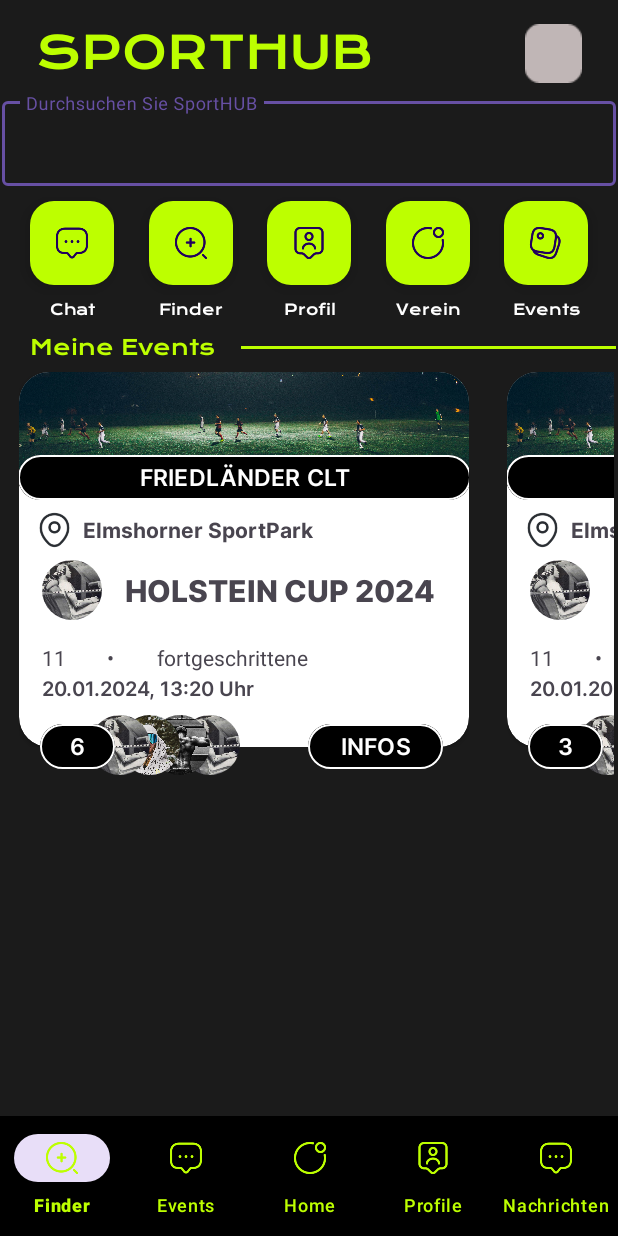
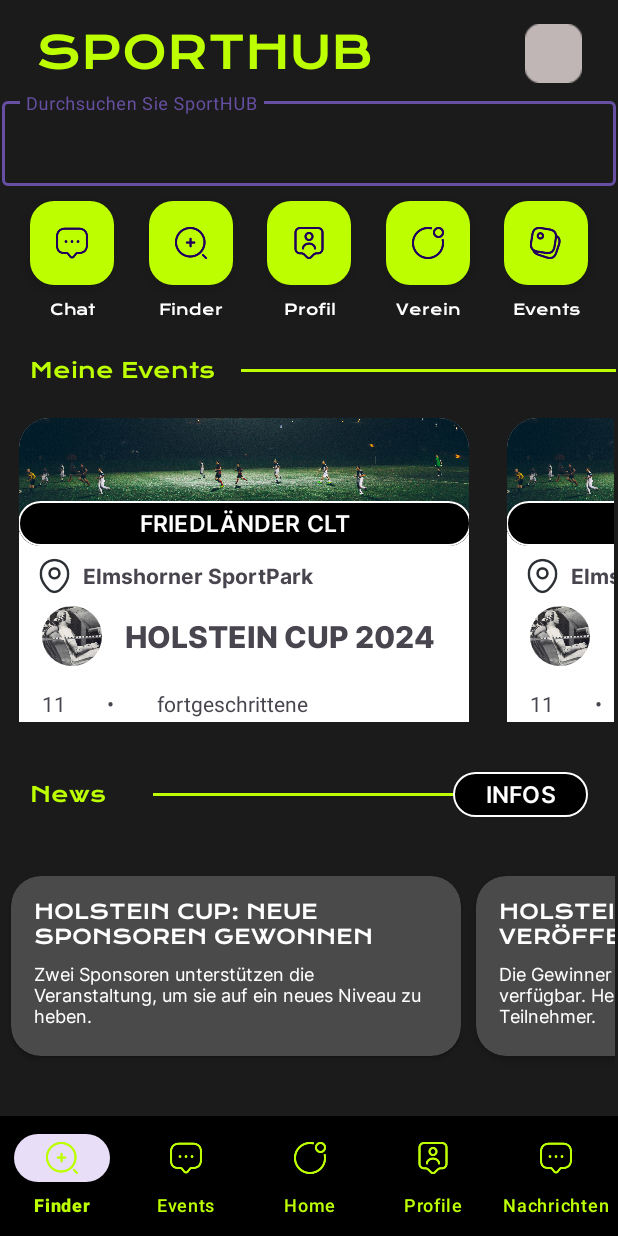
Before and after one commit to LauraNeubauer/SportHUB, an Android app: the screen it shows after launch (MainActivity), on a phone screen of 412 x 824 dp. Run offline under Robolectric (Android 15) with nearby library versions, the phone set to English and light mode, and no system bars.

Commit message:
0.1 - Adapter News / Events (Home) - ExampleData Home: - RV News - RV Events Item: - Design angepasst

```diff
--- a/app/src/main/java/com/example/myapplication/adapter/EventAdapter.kt
+++ b/app/src/main/java/com/example/myapplication/adapter/EventHomeAdapter.kt
@@ -7,21 +7,21 @@ import androidx.recyclerview.widget.RecyclerView
 import com.example.myapplication.databinding.EventsHomeListItemBinding
 import com.example.myapplication.model.Event
 
-class EventAdapter(
+class EventHomeAdapter(
     private val dataset: List<Event>,
-) : RecyclerView.Adapter<EventAdapter.ItemViewHolder>() {
+) : RecyclerView.Adapter<EventHomeAdapter.ItemViewHolder>() {
 
     inner class ItemViewHolder(val binding: EventsHomeListItemBinding) :
         RecyclerView.ViewHolder(binding.root)
 
-    override fun onCreateViewHolder(parent: ViewGroup, viewType: Int): EventAdapter.ItemViewHolder {
+    override fun onCreateViewHolder(parent: ViewGroup, viewType: Int): EventHomeAdapter.ItemViewHolder {
         Log.d("TAG", "Binding des ItemViewHolders") // Verschoben vor der return-Anweisung
         val binding =
             EventsHomeListItemBinding.inflate(LayoutInflater.from(parent.context), parent, false)
         return ItemViewHolder(binding)
     }
 
-    override fun onBindViewHolder(holder: EventAdapter.ItemViewHolder, position: Int) {
+    override fun onBindViewHolder(holder: EventHomeAdapter.ItemViewHolder, position: Int) {
         val item = dataset[position]
         Log.d("TAG", "Adapter hat datenset gezogen")
 
--- /dev/null
+++ b/app/src/main/java/com/example/myapplication/adapter/NewsHomeAdapter.kt
@@ -0,0 +1,39 @@
+package com.example.myapplication.adapter
+
+import android.util.Log
+import android.view.LayoutInflater
+import android.view.ViewGroup
+import androidx.recyclerview.widget.RecyclerView
+import com.example.myapplication.databinding.NewsHomeListItemBinding
+import com.example.myapplication.model.News
+
+class NewsHomeAdapter(
+    private val dataset: List<News>
+) : RecyclerView.Adapter<NewsHomeAdapter.ItemViewHolder>() {
+
+
+    inner class ItemViewHolder(val binding: NewsHomeListItemBinding) :
+        RecyclerView.ViewHolder(binding.root)
+
+    override fun onCreateViewHolder(
+        parent: ViewGroup,
+        viewType: Int
+    ): NewsHomeAdapter.ItemViewHolder {
+        Log.d("TAG", "Binding des ItemViewHolders News")
+        val binding =
+            NewsHomeListItemBinding.inflate(LayoutInflater.from(parent.context), parent, false)
+        return ItemViewHolder(binding)
+    }
+
+    override fun onBindViewHolder(holder: ItemViewHolder, position: Int) {
+        val item = dataset[position]
+        Log.d("TAG", "Adapter hat datenset gezogen")
+
+        holder.binding.newsTitle.text = item.title
+        holder.binding.newsText.text = item.text
+    }
+
+    override fun getItemCount(): Int {
+        return dataset.size
+    }
+}
--- a/app/src/main/java/com/example/myapplication/data/ExampleDatabase.kt
+++ b/app/src/main/java/com/example/myapplication/data/ExampleDatabase.kt
@@ -2,6 +2,7 @@ package com.example.myapplication.data
 
 import com.example.myapplication.R
 import com.example.myapplication.model.Event
+import com.example.myapplication.model.News
 
 class ExampleDatabase {
 
@@ -16,4 +17,19 @@ class ExampleDatabase {
         fun loadEvents() : List<Event>{
             return eventList
         }
+
+    var newsList: List<News> = listOf(
+        News("Holstein Cup: Neue Sponsoren gewonnen", "Zwei Sponsoren unterstützen die Veranstaltung, um sie auf ein neues Niveau zu heben."),
+        News("Holstein Cup Ergebnisse veröffentlicht", "Die Gewinner und Ergebnisse sind jetzt verfügbar. Herzlichen Glückwunsch an alle Teilnehmer."),
+        News("Wichtige Änderung am Veranstaltungsort", "Der Austragungsort des Holstein Cups wurde geändert. Bitte beachten Sie die Aktualisierungen."),
+        News("Holstein Cup: Rekordteilnahme", "Die diesjährige Ausgabe verzeichnet die höchste Teilnehmerzahl. Vielen Dank an die unterstützende Community."),
+        News("Interview mit Holstein Cup Champion", "Exklusives Interview mit dem diesjährigen Gewinner. Erfahren Sie mehr über seine Vorbereitungen und Gefühle."),
+        News("Neue Jugendkategorie beim Holstein Cup", "Die Veranstaltung erweitert das Teilnehmerfeld um eine Jugendkategorie zur Förderung junger Talente."),
+    )
+
+
+    fun loadNews() : List<News> {
+        return newsList
+    }
+
 }
--- /dev/null
+++ b/app/src/main/java/com/example/myapplication/model/News.kt
@@ -0,0 +1,7 @@
+package com.example.myapplication.model
+
+class News(
+    var title: String,
+    var text: String
+) {
+}
--- a/app/src/main/java/com/example/myapplication/ui/HomeFragment.kt
+++ b/app/src/main/java/com/example/myapplication/ui/HomeFragment.kt
@@ -5,14 +5,16 @@ import android.view.LayoutInflater
 import android.view.View
 import android.view.ViewGroup
 import androidx.fragment.app.Fragment
-import com.example.myapplication.adapter.EventAdapter
+import com.example.myapplication.adapter.EventHomeAdapter
+import com.example.myapplication.adapter.NewsHomeAdapter
 import com.example.myapplication.data.ExampleDatabase
 import com.example.myapplication.databinding.HomeFragmentBinding
 
 class HomeFragment : Fragment() {
 
    private lateinit var binding : HomeFragmentBinding
-   var dataset = ExampleDatabase().loadEvents()
+   var datasetEvents = ExampleDatabase().loadEvents()
+   var datasetNews = ExampleDatabase().loadNews()
 
    override fun onCreateView(
       inflater: LayoutInflater,
@@ -26,6 +28,7 @@ class HomeFragment : Fragment() {
    override fun onViewCreated(view: View, savedInstanceState: Bundle?) {
       super.onViewCreated(view, savedInstanceState)
 
-      binding.rvEvents.adapter = EventAdapter(dataset)
+      binding.rvEvents.adapter = EventHomeAdapter(datasetEvents)
+      binding.rvHomeNews.adapter = NewsHomeAdapter(datasetNews)
    }
 }
--- a/app/src/main/res/layout/home_fragment.xml
+++ b/app/src/main/res/layout/home_fragment.xml
@@ -194,7 +194,8 @@
     <androidx.recyclerview.widget.RecyclerView
         android:id="@+id/rv_events"
         android:layout_width="409dp"
-        android:layout_height="277dp"
+        android:layout_height="210dp"
+        android:layout_marginTop="15dp"
         android:orientation="horizontal"
         app:layoutManager="androidx.recyclerview.widget.LinearLayoutManager"
         app:layout_constraintEnd_toEndOf="parent"
@@ -207,7 +208,7 @@
         android:layout_width="wrap_content"
         android:layout_height="wrap_content"
         android:layout_marginStart="20dp"
-        android:layout_marginTop="10dp"
+        android:layout_marginTop="25dp"
         android:fontFamily="@font/kronaone_regular"
         android:text="Meine Events"
         android:textColor="@color/header"
@@ -215,6 +216,7 @@
         app:layout_constraintTop_toBottomOf="@+id/textView2" />
 
     <View
+        android:id="@+id/view2"
         android:layout_width="250dp"
         android:layout_height="2dp"
         android:layout_marginLeft="15dp"
@@ -223,6 +225,51 @@
         app:layout_constraintEnd_toEndOf="parent"
         app:layout_constraintStart_toEndOf="@+id/textView"
         app:layout_constraintTop_toTopOf="@+id/textView" />
+
+    <TextView
+        android:id="@+id/textView111"
+        android:layout_width="wrap_content"
+        android:layout_height="wrap_content"
+        android:layout_marginStart="20dp"
+        android:layout_marginTop="10dp"
+        android:layout_marginBottom="6dp"
+        android:fontFamily="@font/kronaone_regular"
+        android:text="News"
+        android:textColor="@color/header"
+        app:layout_constraintBottom_toTopOf="@+id/rv_home_news"
+        app:layout_constraintStart_toStartOf="parent"
+        app:layout_constraintTop_toBottomOf="@+id/rv_events" />
+
+    <View
+        android:id="@+id/view3"
+        android:layout_width="200dp"
+        android:layout_height="2dp"
+        android:background="@color/header"
+        app:layout_constraintBottom_toBottomOf="@+id/textView111"
+        app:layout_constraintEnd_toStartOf="@+id/button"
+        app:layout_constraintTop_toTopOf="@+id/textView111" />
+
+    <androidx.recyclerview.widget.RecyclerView
+        android:id="@+id/rv_home_news"
+        android:layout_width="0dp"
+        android:layout_height="140dp"
+        android:orientation="horizontal"
+        android:padding="2dp"
+        app:layoutManager="androidx.recyclerview.widget.LinearLayoutManager"
+        app:layout_constraintBottom_toTopOf="@+id/bottomNavigationView"
+        app:layout_constraintEnd_toEndOf="parent"
+        app:layout_constraintHorizontal_bias="0.0"
+        app:layout_constraintStart_toStartOf="parent"
+        app:layout_constraintTop_toBottomOf="@+id/rv_events"
+        app:layout_constraintVertical_bias="0.757" />
+
+    <Button
+        android:id="@+id/button"
+        style="@style/ctab_infos"
+        android:layout_marginEnd="20dp"
+        app:layout_constraintBottom_toBottomOf="@+id/view3"
+        app:layout_constraintEnd_toEndOf="parent"
+        app:layout_constraintTop_toTopOf="@+id/view3" />
     />
 
 
--- /dev/null
+++ b/app/src/main/res/layout/news_home_list_item.xml
@@ -0,0 +1,48 @@
+<?xml version="1.0" encoding="utf-8"?>
+<androidx.constraintlayout.widget.ConstraintLayout xmlns:android="http://schemas.android.com/apk/res/android"
+    xmlns:app="http://schemas.android.com/apk/res-auto"
+    android:layout_width="310dp"
+    android:layout_height="match_parent">
+
+    <androidx.cardview.widget.CardView
+        android:layout_width="300dp"
+        android:layout_height="120dp"
+        app:layout_constraintBottom_toBottomOf="parent"
+        app:layout_constraintEnd_toEndOf="parent"
+        app:layout_constraintStart_toStartOf="parent"
+        app:cardCornerRadius="20dp"
+        android:backgroundTint="@color/widget_background"
+        app:layout_constraintTop_toTopOf="parent" >
+
+        <LinearLayout
+            android:layout_width="match_parent"
+            android:layout_height="match_parent"
+            android:orientation="vertical">
+
+            <TextView
+                android:id="@+id/newsTitle"
+                android:layout_width="match_parent"
+                android:layout_height="wrap_content"
+                android:textColor="@color/white"
+                android:fontFamily="@font/kronaone_regular"
+                android:textSize="13dp"
+                android:textAllCaps="true"
+                android:layout_marginTop="15dp"
+                android:layout_marginLeft="15dp"
+                android:layout_marginRight="15dp"
+                android:text="Neue Sponsoren für den Holstein Cup" />
+
+            <TextView
+                android:id="@+id/newsText"
+                android:layout_width="match_parent"
+                android:layout_height="wrap_content"
+                android:textColor="@color/white"
+                android:layout_marginTop="7dp"
+                android:layout_marginRight="15dp"
+                android:fontFamily="@font/inter_regular"
+                android:textSize="12dp"
+                android:layout_marginLeft="15dp"
+                android:text="Die Veranstaltung freut sich, zwei neue Sponsoren gewonnen zu haben. Ihre großzügige Unterstützung ermöglicht es." />
+        </LinearLayout>
+    </androidx.cardview.widget.CardView>
+</androidx.constraintlayout.widget.ConstraintLayout>
```
